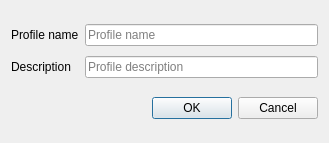
Qt form ui/wizard/ui_profile.ui (gltn/stdm) before a commit.
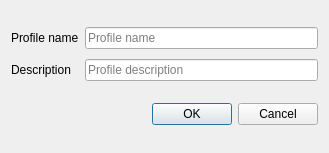
The same form after that commit.

Commit message: Fixed configuration wizard editors height

```diff
--- a/ui/wizard/ui_profile.ui
+++ b/ui/wizard/ui_profile.ui
@@ -7,7 +7,7 @@
     <x>0</x>
     <y>0</y>
     <width>329</width>
-    <height>143</height>
+    <height>153</height>
    </rect>
   </property>
   <property name="windowTitle">
```
The commit also changes 3 other files.
